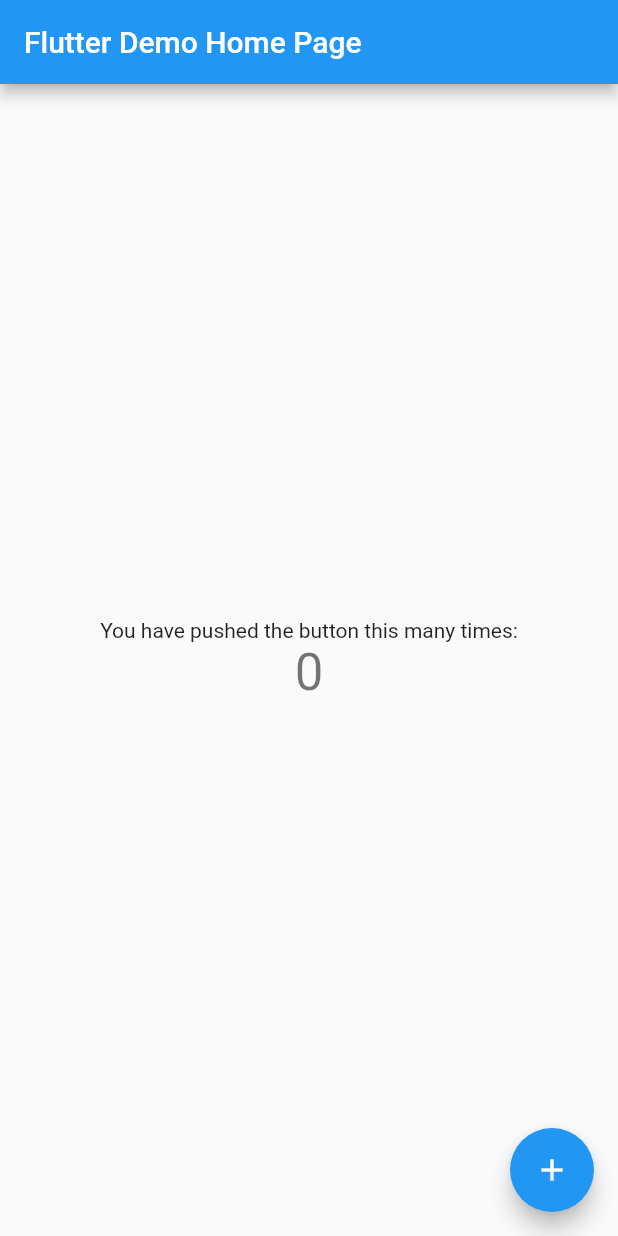
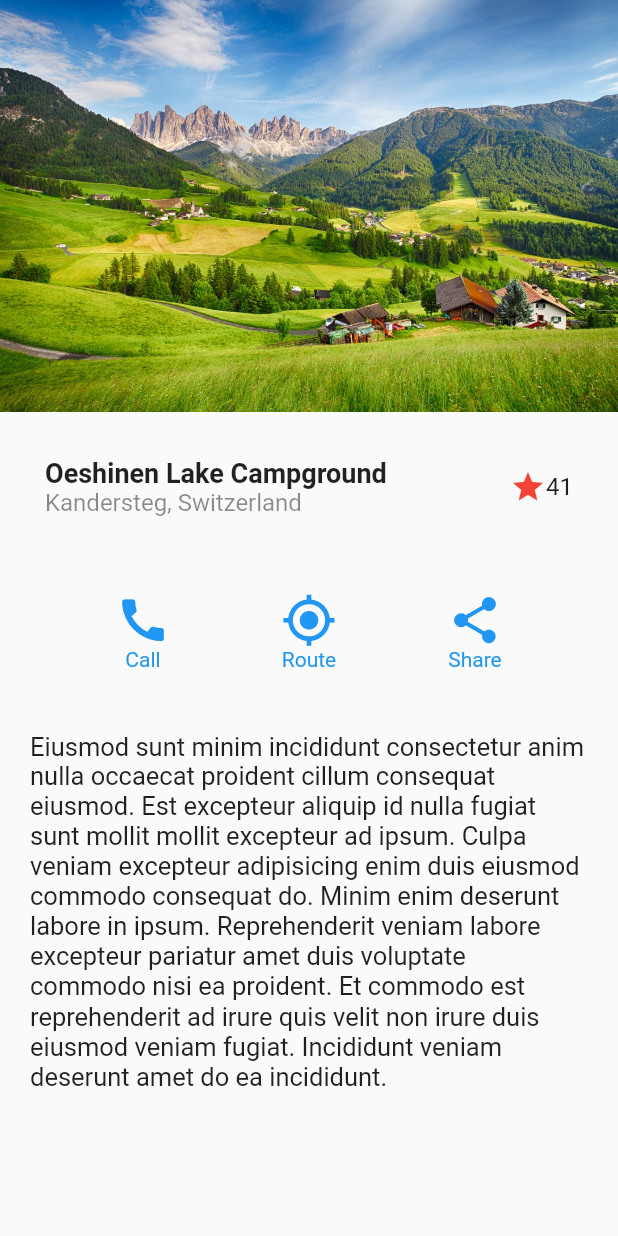
Before and after one commit to Jhon-Giraldo/design-practice-app, a Flutter app: the screen it shows after launch, on a phone screen of 412 x 824 dp. Run offline on Flutter 3.47's test engine with Material 2 defaults, Android fonts, the phone set to English and light mode, and no system bars.

Commit message:
First design app finished

```diff
--- a/lib/main.dart
+++ b/lib/main.dart
@@ -1,115 +1,18 @@
 import 'package:flutter/material.dart';
+import 'package:design_practice_1/screens/basic_design.dart';
 
-void main() {
-  runApp(const MyApp());
-}
+void main() => runApp(const MyApp());
 
 class MyApp extends StatelessWidget {
   const MyApp({super.key});
 
-  // This widget is the root of your application.
   @override
   Widget build(BuildContext context) {
     return MaterialApp(
-      title: 'Flutter Demo',
-      theme: ThemeData(
-        // This is the theme of your application.
-        //
-        // Try running your application with "flutter run". You'll see the
-        // application has a blue toolbar. Then, without quitting the app, try
-        // changing the primarySwatch below to Colors.green and then invoke
-        // "hot reload" (press "r" in the console where you ran "flutter run",
-        // or simply save your changes to "hot reload" in a Flutter IDE).
-        // Notice that the counter didn't reset back to zero; the application
-        // is not restarted.
-        primarySwatch: Colors.blue,
-      ),
-      home: const MyHomePage(title: 'Flutter Demo Home Page'),
+      debugShowCheckedModeBanner: false,
+      title: 'Material App',
+      initialRoute: 'basic_design',
+      routes: {'basic_design': (_) => const BasicDesignScreen()},
     );
   }
 }
-
-class MyHomePage extends StatefulWidget {
-  const MyHomePage({super.key, required this.title});
-
-  // This widget is the home page of your application. It is stateful, meaning
-  // that it has a State object (defined below) that contains fields that affect
-  // how it looks.
-
-  // This class is the configuration for the state. It holds the values (in this
-  // case the title) provided by the parent (in this case the App widget) and
-  // used by the build method of the State. Fields in a Widget subclass are
-  // always marked "final".
-
-  final String title;
-
-  @override
-  State<MyHomePage> createState() => _MyHomePageState();
-}
-
-class _MyHomePageState extends State<MyHomePage> {
-  int _counter = 0;
-
-  void _incrementCounter() {
-    setState(() {
-      // This call to setState tells the Flutter framework that something has
-      // changed in this State, which causes it to rerun the build method below
-      // so that the display can reflect the updated values. If we changed
-      // _counter without calling setState(), then the build method would not be
-      // called again, and so nothing would appear to happen.
-      _counter++;
-    });
-  }
-
-  @override
-  Widget build(BuildContext context) {
-    // This method is rerun every time setState is called, for instance as done
-    // by the _incrementCounter method above.
-    //
-    // The Flutter framework has been optimized to make rerunning build methods
-    // fast, so that you can just rebuild anything that needs updating rather
-    // than having to individually change instances of widgets.
-    return Scaffold(
-      appBar: AppBar(
-        // Here we take the value from the MyHomePage object that was created by
-        // the App.build method, and use it to set our appbar title.
-        title: Text(widget.title),
-      ),
-      body: Center(
-        // Center is a layout widget. It takes a single child and positions it
-        // in the middle of the parent.
-        child: Column(
-          // Column is also a layout widget. It takes a list of children and
-          // arranges them vertically. By default, it sizes itself to fit its
-          // children horizontally, and tries to be as tall as its parent.
-          //
-          // Invoke "debug painting" (press "p" in the console, choose the
-          // "Toggle Debug Paint" action from the Flutter Inspector in Android
-          // Studio, or the "Toggle Debug Paint" command in Visual Studio Code)
-          // to see the wireframe for each widget.
-          //
-          // Column has various properties to control how it sizes itself and
-          // how it positions its children. Here we use mainAxisAlignment to
-          // center the children vertically; the main axis here is the vertical
-          // axis because Columns are vertical (the cross axis would be
-          // horizontal).
-          mainAxisAlignment: MainAxisAlignment.center,
-          children: <Widget>[
-            const Text(
-              'You have pushed the button this many times:',
-            ),
-            Text(
-              '$_counter',
-              style: Theme.of(context).textTheme.headline4,
-            ),
-          ],
-        ),
-      ),
-      floatingActionButton: FloatingActionButton(
-        onPressed: _incrementCounter,
-        tooltip: 'Increment',
-        child: const Icon(Icons.add),
-      ), // This trailing comma makes auto-formatting nicer for build methods.
-    );
-  }
-}
--- /dev/null
+++ b/lib/screens/basic_design.dart
@@ -0,0 +1,108 @@
+import 'package:flutter/material.dart';
+
+class BasicDesignScreen extends StatelessWidget {
+  const BasicDesignScreen({super.key});
+
+  @override
+  Widget build(BuildContext context) {
+    return Scaffold(
+      body: Column(
+        children: [
+          //Image
+          const Image(image: AssetImage('assets/Landscape.jpg')),
+
+          //Title
+          const Title(),
+
+          //Button Section
+          const ButtonSection(),
+
+          //Description
+          Container (
+            margin: const EdgeInsets.symmetric(horizontal: 20, vertical: 20),
+            child: const Text('Eiusmod sunt minim incididunt consectetur anim nulla occaecat proident cillum consequat eiusmod. Est excepteur aliquip id nulla fugiat sunt mollit mollit excepteur ad ipsum. Culpa veniam excepteur adipisicing enim duis eiusmod commodo consequat do. Minim enim deserunt labore in ipsum. Reprehenderit veniam labore excepteur pariatur amet duis voluptate commodo nisi ea proident. Et commodo est reprehenderit ad irure quis velit non irure duis eiusmod veniam fugiat. Incididunt veniam deserunt amet do ea incididunt.',
+             style: TextStyle(fontSize: 17, fontWeight: FontWeight.normal),)
+          )
+
+        ],
+      )
+    );
+  }
+}
+
+class Title extends StatelessWidget {
+  const Title({
+    Key? key,
+  }) : super(key: key);
+
+  @override
+  Widget build(BuildContext context) {
+    return Container(
+      margin: const EdgeInsets.symmetric(horizontal: 30, vertical: 30),
+      child: Row(
+        mainAxisAlignment: MainAxisAlignment.spaceBetween,
+        children: [
+          Column(
+            crossAxisAlignment: CrossAxisAlignment.start,
+            children: const [
+              Text(
+                'Oeshinen Lake Campground',
+                style: TextStyle(fontWeight: FontWeight.bold, fontSize: 18),
+              ),
+              Text('Kandersteg, Switzerland',
+                  style: TextStyle(color: Colors.black45, fontSize: 16)),
+            ],
+          ),
+          Expanded(child: Container()),
+          const Icon(
+            Icons.star,
+            color: Colors.red,
+          ),
+          const Text('41', style: TextStyle(fontSize: 16),),
+        ],
+      ),
+    );
+  }
+}
+
+class ButtonSection extends StatelessWidget {
+  const ButtonSection({
+    Key? key,
+  }) : super(key: key);
+
+  @override
+  Widget build(BuildContext context) {
+    return Container(
+      margin: const EdgeInsets.symmetric(horizontal: 40, vertical: 20),
+      child: Row(
+        mainAxisAlignment: MainAxisAlignment.spaceAround,
+        children: const [
+
+          CustomButton(icon: Icons.call, text: 'Call'),
+          CustomButton(icon: Icons.gps_fixed_outlined, text: 'Route'),
+          CustomButton(icon: Icons.share, text: 'Share'),
+
+        ],
+      ),
+    );
+  }
+}
+
+class CustomButton extends StatelessWidget {
+  final IconData icon;
+  final String text;
+
+  const CustomButton({
+    Key? key, required this.icon, required this.text,
+  }) : super(key: key);
+
+  @override
+  Widget build(BuildContext context) {
+    return Column(
+      children: [
+        Icon( icon, color: Colors.blue, size: 37,),
+        Text( text, style: const TextStyle(color: Colors.blue))
+      ],
+    );
+  }
+}
--- a/pubspec.yaml
+++ b/pubspec.yaml
@@ -60,8 +60,8 @@
   uses-material-design: true
 
   # To add assets to your application, add an assets section, like this:
-  # assets:
-  #   - images/a_dot_burr.jpeg
+  assets:
+    - assets/
   #   - images/a_dot_ham.jpeg
 
   # An image asset can refer to one or more resolution-specific "variants", see
```
Also changed, not shown: assets/Landscape.jpg (added).
